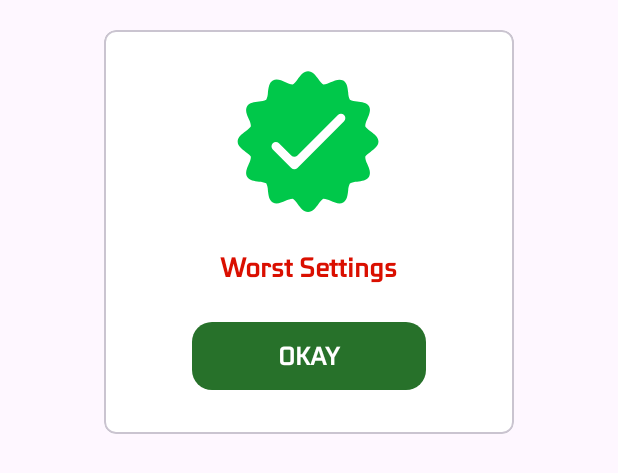
After one commit to ariyankabir7/Only-Red-Vpn, an Android app: the layout worst_popup.xml on its own in the app's theme, with its tools: preview values and no code run, on a phone screen of 412 x 824 dp. The commit adds this screen. Shown: the top 473 px of the screen. Run offline under Robolectric (Android 15) with nearby library versions, the phone set to English and light mode, and no system bars.

Commit message:
one tap screen alignment solve,worst,bad,good,awesome,best implement as screen item quantity

```diff
--- a/app/src/main/java/com/onlyredvpn/AdvancedActivity.kt
+++ b/app/src/main/java/com/onlyredvpn/AdvancedActivity.kt
@@ -62,6 +62,7 @@ class AdvancedActivity : AppCompatActivity() {
                         override fun onAdDismissedFullScreenContent() {
 
                             binding.detaisCard.visibility = View.VISIBLE
+                            binding.okaybtn.visibility = View.VISIBLE
 
                         }
                     }
@@ -70,10 +71,15 @@ class AdvancedActivity : AppCompatActivity() {
             } else {
                // Toast.makeText(this, "Please Wait For Ads Load !", Toast.LENGTH_SHORT).show()
                 binding.detaisCard.visibility = View.VISIBLE
+                binding.okaybtn.visibility = View.VISIBLE
             }
         }
 
         binding.back.setOnClickListener { finish() }
+
+        binding.okaybtn.setOnClickListener {
+            finish()
+        }
     }
     private fun loadInterstialads() {
         var adRequest = AdManagerAdRequest.Builder().build()
--- a/app/src/main/java/com/onlyredvpn/FlyingActivity.kt
+++ b/app/src/main/java/com/onlyredvpn/FlyingActivity.kt
@@ -127,7 +127,7 @@ class FlyingActivity : AppCompatActivity() {
                 alertDialog.dismiss()
 
                 if (!binding.switchButton.isChecked) {
-                    val customLayout = LayoutInflater.from(this).inflate(R.layout.bad_popup, null)
+                    val customLayout = LayoutInflater.from(this).inflate(R.layout.worst_popup, null)
 
                     // Create AlertDialog with custom layout
                     val builder = AlertDialog.Builder(this,R.style.TransparentDialogTheme)
@@ -144,7 +144,7 @@ class FlyingActivity : AppCompatActivity() {
                 } else if (!binding.switch2.isChecked) {
 
                     val customLayout = LayoutInflater.from(this)
-                        .inflate(R.layout.bad_popup, null)
+                        .inflate(R.layout.worst_popup, null)
 
                     // Create AlertDialog with custom layout
                     val builder = AlertDialog.Builder(this,R.style.TransparentDialogTheme)
@@ -194,7 +194,7 @@ class FlyingActivity : AppCompatActivity() {
 
                 } else if (!binding.switch5.isChecked) {
                     val customLayout = LayoutInflater.from(this)
-                        .inflate(R.layout.good_popup, null)
+                        .inflate(R.layout.awesome_popup, null)
 
                     // Create AlertDialog with custom layout
                     val builder = AlertDialog.Builder(this,R.style.TransparentDialogTheme)
--- a/app/src/main/java/com/onlyredvpn/GFXActivity.kt
+++ b/app/src/main/java/com/onlyredvpn/GFXActivity.kt
@@ -186,7 +186,7 @@ class GFXActivity : AppCompatActivity() {
                 //finish()
                 if (g == "Smooth") {
                     val customLayout = LayoutInflater.from(this@GFXActivity)
-                        .inflate(R.layout.bad_popup, null)
+                        .inflate(R.layout.worst_popup, null)
                     // Create AlertDialog with custom layout
                     val builder = AlertDialog.Builder(this,R.style.TransparentDialogTheme)
                     builder.setView(customLayout)
@@ -220,7 +220,7 @@ class GFXActivity : AppCompatActivity() {
 
                 } else if (f == "30FPS") {
                     val customLayout = LayoutInflater.from(this@GFXActivity)
-                        .inflate(R.layout.bad_popup, null)
+                        .inflate(R.layout.good_popup, null)
 
                     // Create AlertDialog with custom layout
                     val builder = AlertDialog.Builder(this,R.style.TransparentDialogTheme)
@@ -235,7 +235,7 @@ class GFXActivity : AppCompatActivity() {
                     }
                 } else if (turbo == "") {
                     val customLayout = LayoutInflater.from(this@GFXActivity)
-                        .inflate(R.layout.good_popup, null)
+                        .inflate(R.layout.awesome_popup, null)
 
                     val okaybtn4 = findViewById<LinearLayout>(R.id.okbtn)
 
--- a/app/src/main/java/com/onlyredvpn/GlooActivity.kt
+++ b/app/src/main/java/com/onlyredvpn/GlooActivity.kt
@@ -94,7 +94,7 @@ class GlooActivity : AppCompatActivity() {
                 //finish()
                 if (g <=60) {
                     val customLayout = LayoutInflater.from(this)
-                        .inflate(R.layout.bad_popup, null)
+                        .inflate(R.layout.worst_popup, null)
 
                     // Create AlertDialog with custom layout
                     val builder = AlertDialog.Builder(this,R.style.TransparentDialogTheme)
--- a/app/src/main/java/com/onlyredvpn/LaggActivity.kt
+++ b/app/src/main/java/com/onlyredvpn/LaggActivity.kt
@@ -132,7 +132,7 @@ class LaggActivity : AppCompatActivity() {
                 //finish()
                 if (g == "Normal Phone") {
                     val customLayout = LayoutInflater.from(this)
-                        .inflate(R.layout.bad_popup, null)
+                        .inflate(R.layout.worst_popup, null)
 
                     // Create AlertDialog with custom layout
                     val builder = AlertDialog.Builder(this,R.style.TransparentDialogTheme)
--- /dev/null
+++ b/app/src/main/res/layout/worst_popup.xml
@@ -0,0 +1,73 @@
+<?xml version="1.0" encoding="utf-8"?>
+<androidx.constraintlayout.widget.ConstraintLayout
+    xmlns:android="http://schemas.android.com/apk/res/android"
+    android:layout_width="match_parent"
+    android:layout_height="wrap_content"
+    android:background="#00FFFFFF"
+    xmlns:app="http://schemas.android.com/apk/res-auto">
+    <com.google.android.material.card.MaterialCardView
+        android:id="@+id/cardView"
+        android:layout_width="@dimen/_210sdp"
+        android:layout_height="wrap_content"
+        android:layout_margin="20dp"
+        android:layout_marginStart="20dp"
+        android:layout_marginEnd="20dp"
+        app:cardCornerRadius="8dp"
+        android:background="@color/white"
+        app:layout_constraintBottom_toBottomOf="parent"
+        app:layout_constraintEnd_toEndOf="parent"
+        app:layout_constraintStart_toStartOf="parent"
+        app:layout_constraintTop_toTopOf="parent">
+
+        <LinearLayout
+            android:layout_width="match_parent"
+            android:background="@color/white"
+            android:layout_height="wrap_content"
+            android:gravity="center"
+            android:orientation="vertical"
+            android:padding="16dp">
+            <com.airbnb.lottie.LottieAnimationView
+                android:id="@+id/la_thik"
+                android:layout_width="@dimen/_150sdp"
+                android:layout_height="@dimen/_90sdp"
+                app:lottie_rawRes="@raw/thik"
+                app:lottie_autoPlay="true"/>
+
+            <!-- Content of your dialog goes here -->
+
+            <TextView
+                android:layout_width="wrap_content"
+                android:layout_height="wrap_content"
+                android:text="Worst Settings"
+                android:textStyle="bold"
+                android:layout_marginTop="@dimen/_10sdp"
+                android:textColor="#DA0F00"
+                android:textSize="18sp" />
+
+            <LinearLayout
+                android:id="@+id/okbtn"
+                android:layout_width="@dimen/_120sdp"
+                android:layout_height="@dimen/_35sdp"
+                android:layout_gravity="center_horizontal"
+                android:layout_marginTop="@dimen/_20sdp"
+                android:background="@drawable/check_bg"
+                android:layout_marginBottom="@dimen/_10sdp"
+                app:layout_constraintBottom_toBottomOf="parent"
+                app:layout_constraintEnd_toEndOf="parent"
+                app:layout_constraintStart_toStartOf="parent"
+                app:layout_constraintTop_toBottomOf="@+id/cardView">
+
+                <TextView
+                    android:layout_width="match_parent"
+                    android:layout_height="match_parent"
+                    android:gravity="center"
+                    android:text="OKAY"
+                    android:textColor="@color/white"
+                    android:textSize="@dimen/_13ssp"
+                    android:textStyle="bold" />
+            </LinearLayout>
+        </LinearLayout>
+    </com.google.android.material.card.MaterialCardView>
+
+
+</androidx.constraintlayout.widget.ConstraintLayout>
```
Also changed, not shown: app/src/main/java/com/onlyredvpn/EvoActivity.kt (+20 -3 lines), app/src/main/res/layout/activity_advanced.xml (+24 -0 lines), app/src/main/res/layout/awesome_popup.xml (added, +78 -0 lines).
